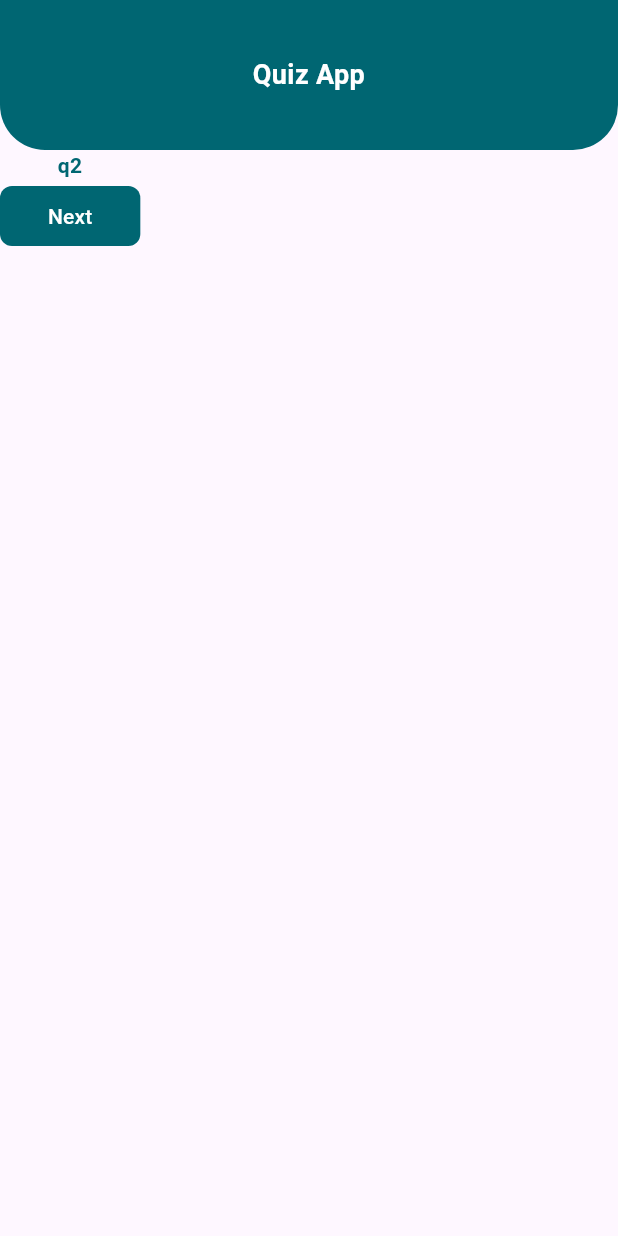
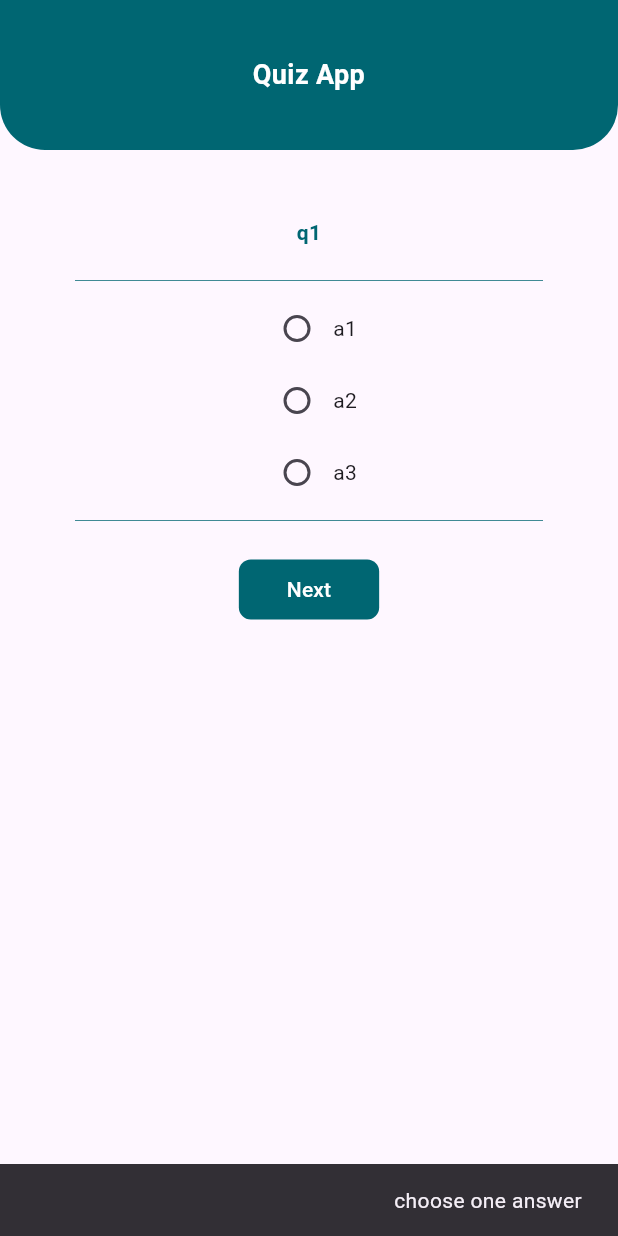
Before and after one commit to ZiadElsaadany/code-cycle-8, a Flutter app: the screen it shows after launch, after a tap on "Next", on a phone screen of 412 x 824 dp. Run offline on Flutter 3.47's test engine with Material 3 defaults, Android fonts, the phone set to English and light mode, and no system bars; our stand-ins replace google_fonts.

Commit message:
answers options added

```diff
--- a/quiz_app_session_code_8/lib/core/utils/app_colors.dart
+++ b/quiz_app_session_code_8/lib/core/utils/app_colors.dart
@@ -5,6 +5,7 @@ class AppColors{
 
   static const Color primaryColor=  Color(0xff006672);
   static const Color white=  Colors.white;
+  static const Color containerGrey=  Color(0xffF5F5F5);
 
 
 
--- a/quiz_app_session_code_8/lib/core/utils/app_texts.dart
+++ b/quiz_app_session_code_8/lib/core/utils/app_texts.dart
@@ -3,6 +3,8 @@ class AppTexts   {
 
   static const String appName = "Quiz App";
   static const String next = "Next";
+  static const String send = "Send";
+  static const String result = "Result";
 
 
 }
--- a/quiz_app_session_code_8/lib/features/home/views/home_screen.dart
+++ b/quiz_app_session_code_8/lib/features/home/views/home_screen.dart
@@ -1,37 +1,15 @@
 
-import 'package:flutter/cupertino.dart';
 import 'package:flutter/material.dart';
 import 'package:quiz_app_session_code_8/core/utils/app_texts.dart';
+import 'package:quiz_app_session_code_8/features/home/views/widgets/custom_home_body.dart';
 
 import '../../../core/utils/app_colors.dart';
 import '../../../core/widgets/app_bar_widget.dart';
 
-class HomeScreen extends StatefulWidget {
+class HomeScreen extends StatelessWidget {
    HomeScreen({super.key});
 
-  @override
-  State<HomeScreen> createState() => _HomeScreenState();
-}
-
-class _HomeScreenState extends State<HomeScreen> {
-   List<String> questions = [
-     "q1" ,
-     "q2" ,
-     "q3"
-   ] ;
-
-   int questionIndex  = 0  ;
-
-
-   plusQuestionIndex() {
-
-     if(questionIndex <questions.length-1 ) {
-       questionIndex++;
-       setState(() {
-
-       });
-     }
-   }
+  // Map<key   ,  value>
   @override
   Widget build(BuildContext context) {
     return  Directionality(
@@ -41,63 +19,7 @@ class _HomeScreenState extends State<HomeScreen> {
             toolbarHeight:100 ,
           flexibleSpace:CustomAppBar() ,
         ),
-        body: Column(
-          children: [
-
-
-            Text(questions[questionIndex] ,
-
-            style: TextStyle(
-
-
-              color: AppColors.primaryColor,
-              fontWeight: FontWeight.w700,
-              fontSize: 14
-            ),
-              textAlign: TextAlign.right,
-            ) ,
-
-            // GestureDetector(
-            //     onTap: ( ){ } ,
-            //     child: Container())
-
-
-            TextButton(
-
-                style: ButtonStyle(
-                  shape: MaterialStateProperty.all(RoundedRectangleBorder(
-                    borderRadius: BorderRadius.circular(8
-                    ) ,
-
-                  )),
-                  backgroundColor: MaterialStateProperty.all(AppColors.primaryColor)
-                ),
-                onPressed: ( ) {
-
-                  plusQuestionIndex();
-
-
-                } , child: Padding(
-
-
-                  padding: const EdgeInsets.symmetric(
-                      horizontal: 20.0),
-                  child: Text(AppTexts.next,
-
-                              style: TextStyle(
-                                color: AppColors.white
-                              ),
-                              ),
-                ))
-          //
-
-
-
-
-
-
-          ],
-        ),
+        body: const CustomHomeBody()
       ),
     );
   }
--- /dev/null
+++ b/quiz_app_session_code_8/lib/features/home/views/widgets/custom_home_body.dart
@@ -0,0 +1,198 @@
+import 'package:flutter/material.dart';
+import 'package:quiz_app_session_code_8/features/home/views/widgets/custom_home_divide.dart';
+import 'package:quiz_app_session_code_8/features/home/views/widgets/custom_result_dialog.dart';
+
+import '../../../../core/utils/app_colors.dart';
+import '../../../../core/utils/app_texts.dart';
+
+class CustomHomeBody extends StatefulWidget {
+  const CustomHomeBody({super.key});
+
+  @override
+  State<CustomHomeBody> createState() => _CustomHomeBodyState();
+}
+
+class _CustomHomeBodyState extends State<CustomHomeBody> {
+  List<Map<String, dynamic>> questions = [
+    {
+      "title":  "q1",
+      "answers": ["a1", "a2" , "a3"],
+      "correctAnswer": "a1",
+      "selectedAnswer": null
+
+    } ,
+    {
+      "title":  "q10",
+      "answers": ["a4", "a5"],
+      "correctAnswer": "a5",
+      "selectedAnswer": null //"a4"
+    } ,
+    {
+      "title":  "q3",
+      "answers": ["a6", "a7" , "a8", "a9"],
+      "correctAnswer": "a8",
+      "selectedAnswer": null  //a7
+    } ,
+  ] ;
+
+
+  int score = 0 ;
+  checkScore( ) {
+    for(int i   = 0 ;  i<questions.length ; i++ ) {
+
+       if(questions[i]["correctAnswer"]== questions[i]["selectedAnswer"] ) {
+         score += 10 ;
+       }
+
+    }
+  }
+
+
+
+  int questionIndex  = 0  ;
+
+  // 0     1  2   3    4     5
+  plusQuestionIndex() {
+
+
+    if(questionIndex <questions.length-1 ) {
+
+      if(questions[questionIndex]["selectedAnswer"]!=null){
+        questionIndex++;  // 0    1     2
+        setState(() {
+
+        });
+      }else {
+        ScaffoldMessenger.of(context).showSnackBar(const SnackBar(
+          content: Text("choose one answer"),
+        ));
+      }
+
+    }else{
+      checkScore();
+      showDialog(context: context, builder: (cont )
+      {
+        return CustomResultDialog(
+          score: score,
+          length: questions.length,
+        );
+      } );
+
+    }
+  }
+
+  @override
+  Widget build(BuildContext context) {
+    return Column(
+      children: [
+
+
+
+        SizedBox(height: 45,),
+
+        Text(questions[questionIndex]["title"] ,
+
+
+          style: const TextStyle(
+
+
+              color: AppColors.primaryColor,
+              fontWeight: FontWeight.w700,
+              fontSize: 14
+          ),
+          textAlign: TextAlign.right,
+        ) ,
+        SizedBox(height: 14,),
+
+
+        CustomHomeDivider(),
+
+
+        // GestureDetector(
+        //     onTap: ( ){ } ,
+        //     child: Container())
+
+
+        // row1
+        //"answers": ["a1", "a2" , "a3"]
+        // cascade operator
+
+        ...questions[questionIndex]["answers"].map(
+                (answer){
+              return Row(
+                mainAxisAlignment: MainAxisAlignment.center,
+                children: [
+
+                  Text(answer),
+
+
+
+                  Radio(
+                    activeColor: AppColors.primaryColor,
+                    value: answer,
+                    groupValue:questions[questionIndex]["selectedAnswer"] ,
+                    onChanged: ( x) {
+                      questions[questionIndex]["selectedAnswer"]= x;
+                      setState(() {
+
+                      });
+                    },
+                  )
+
+                ],
+              );
+            }
+        ),
+
+
+
+   CustomHomeDivider(),
+        SizedBox(height: 14,),
+
+        // Text(questions[questionIndex]["answers"][0]),
+        // Text(questions[questionIndex]["answers"][1]),
+        // Text(questions[questionIndex]["answers"][3]),
+        TextButton(
+
+            style: ButtonStyle(
+                shape: MaterialStateProperty.all(RoundedRectangleBorder(
+                  borderRadius: BorderRadius.circular(8
+                  ) ,
+
+                )),
+                backgroundColor: MaterialStateProperty.all(AppColors.primaryColor)
+            ),
+            onPressed: ( ) {
+
+              plusQuestionIndex();
+
+
+
+
+            } , child: Padding(
+
+
+          padding: const EdgeInsets.symmetric(
+              horizontal: 20.0),
+          child: Text(
+
+
+
+            questionIndex== questions.length-1  ?  AppTexts.send:     AppTexts.next,
+
+            style: TextStyle(
+                color: AppColors.white
+            ),
+          ),
+        ))
+        //
+
+
+
+
+
+
+      ],
+    );
+  }
+}
--- /dev/null
+++ b/quiz_app_session_code_8/lib/features/home/views/widgets/custom_home_divide.dart
@@ -0,0 +1,17 @@
+import 'package:flutter/material.dart';
+
+import '../../../../core/utils/app_colors.dart';
+
+class CustomHomeDivider extends StatelessWidget {
+  const CustomHomeDivider({super.key});
+
+  @override
+  Widget build(BuildContext context) {
+    return      Divider(
+      color: AppColors.primaryColor,
+      thickness: 0.5,
+      indent: 50,
+      endIndent: 50,
+    );
+  }
+}
```
Also changed, not shown: quiz_app_session_code_8/lib/features/home/views/widgets/custom_result_dialog.dart (added, +56 -0 lines).
